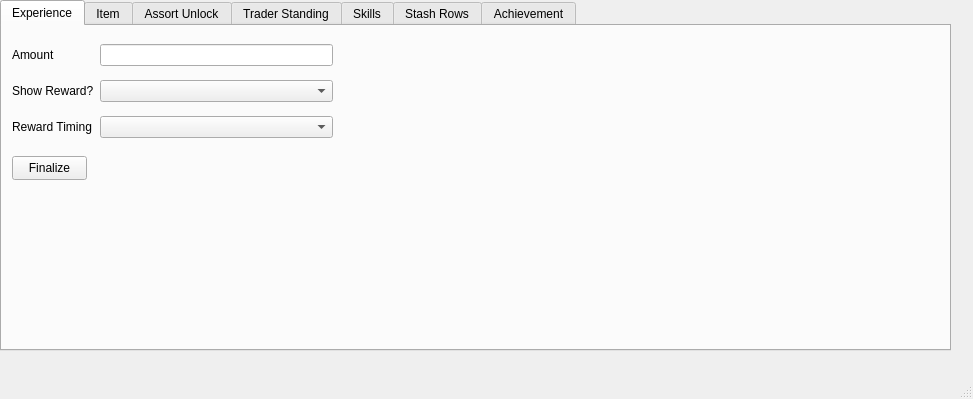
The window that src/gui_rewards.ui (ThePi1/SPT-Trader-Builder) describes before a commit, drawn with Qt 5.
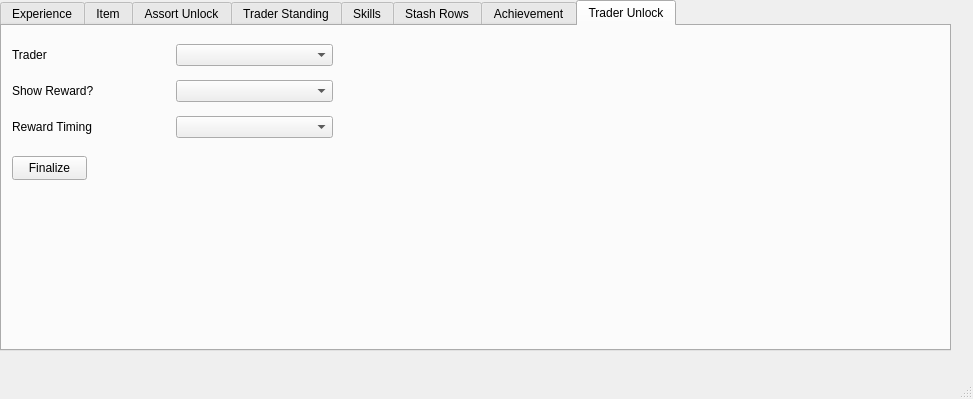
The same window after the commit. The open tabs and pages were chosen to show the change.

Commit message: Rewards finished up (for now)

The edit to the form file:
```diff
--- a/src/gui_rewards.ui
+++ b/src/gui_rewards.ui
@@ -762,6 +762,66 @@
       </property>
      </widget>
     </widget>
+    <widget class="QWidget" name="tab_10">
+     <attribute name="title">
+      <string>Trader Unlock</string>
+     </attribute>
+     <widget class="QWidget" name="gridLayoutWidget_12">
+      <property name="geometry">
+       <rect>
+        <x>10</x>
+        <y>10</y>
+        <width>321</width>
+        <height>111</height>
+       </rect>
+      </property>
+      <layout class="QGridLayout" name="gridLayout_12">
+       <item row="3" column="0">
+        <widget class="QLabel" name="label_34">
+         <property name="text">
+          <string>Show Reward?</string>
+         </property>
+        </widget>
+       </item>
+       <item row="3" column="1">
+        <widget class="QComboBox" name="box_unknown_tul"/>
+       </item>
+       <item row="1" column="0">
+        <widget class="QLabel" name="label_35">
+         <property name="text">
+          <string>Trader</string>
+         </property>
+        </widget>
+       </item>
+       <item row="4" column="0">
+        <widget class="QLabel" name="label_36">
+         <property name="text">
+          <string>Reward Timing</string>
+         </property>
+        </widget>
+       </item>
+       <item row="4" column="1">
+        <widget class="QComboBox" name="box_rewardtiming_tul"/>
+       </item>
+       <item row="1" column="1">
+        <widget class="QComboBox" name="box_trader_tul"/>
+       </item>
+      </layout>
+     </widget>
+     <widget class="QPushButton" name="pb_finalize_tul">
+      <property name="geometry">
+       <rect>
+        <x>10</x>
+        <y>130</y>
+        <width>75</width>
+        <height>24</height>
+       </rect>
+      </property>
+      <property name="text">
+       <string>Finalize</string>
+      </property>
+     </widget>
+    </widget>
    </widget>
   </widget>
   <widget class="QMenuBar" name="menubar">
```
The commit also changes 7 other files.
